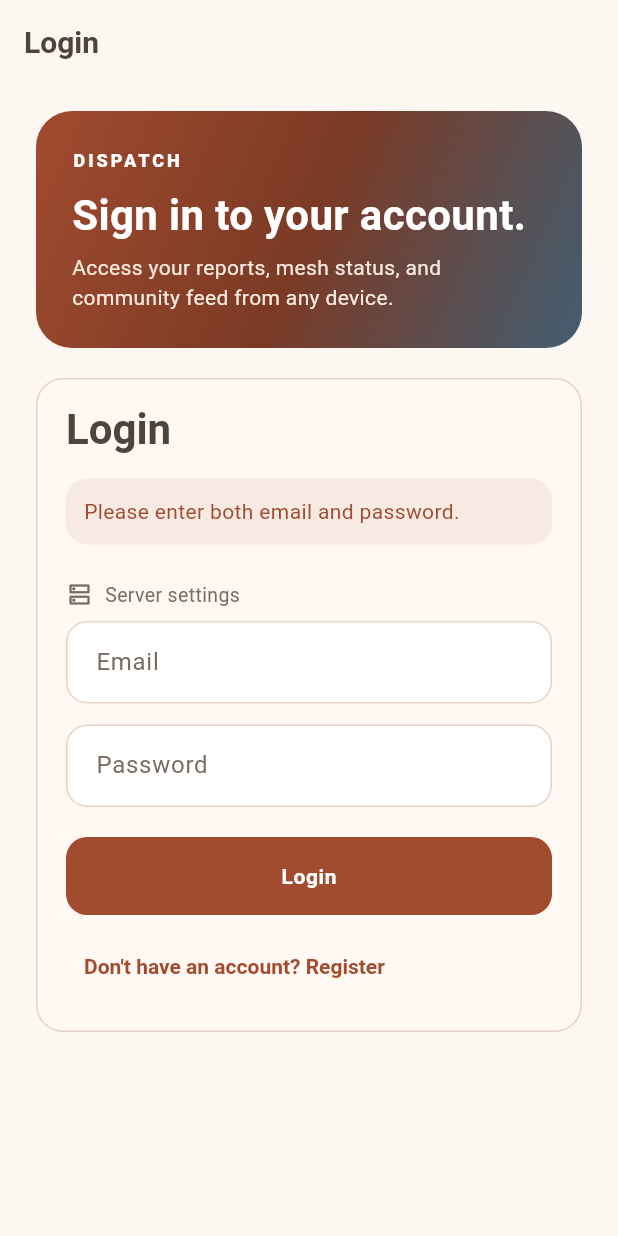
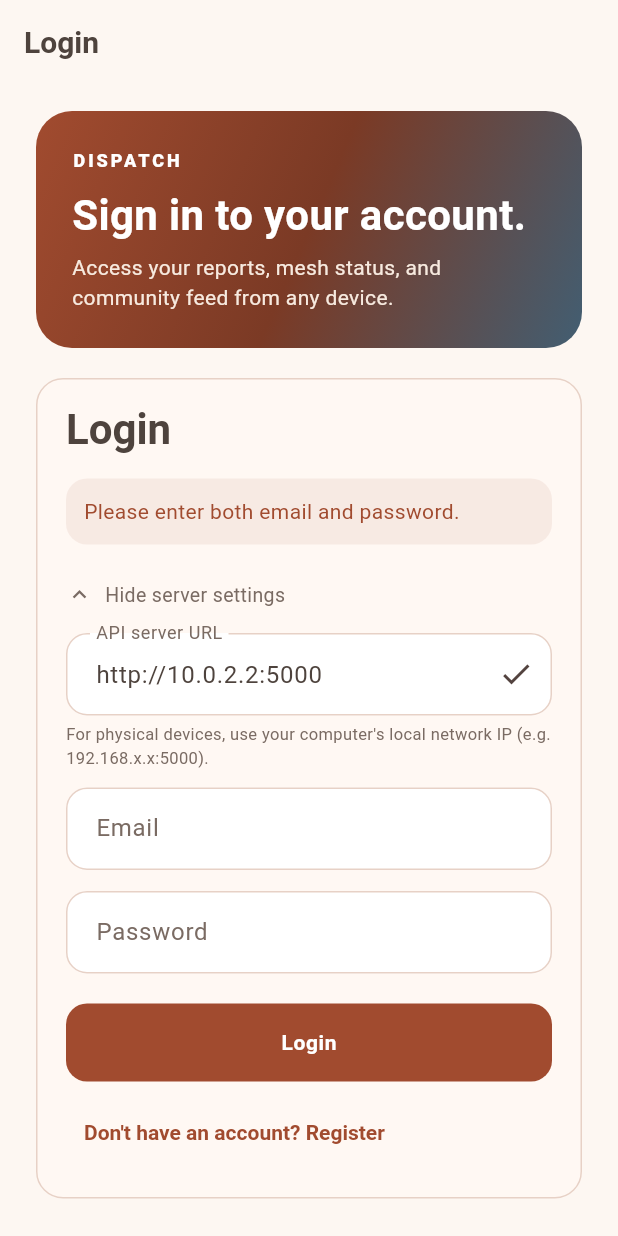
Before and after one commit to SpekyLord/Dispatch, a Flutter app: the screen it shows after launch, after a tap on "Login", on a phone screen of 412 x 824 dp. Run offline on Flutter 3.47's test engine with Material 3 defaults, Android fonts, the light colour scheme and no system bars; our stand-ins replace dio, equatable, flutter_bloc, flutter_map, flutter_riverpod, geolocator and 7 more; missing offline and left inert: dart:html; accounts and stored records are empty.

Commit message:
fix: bind API to all interfaces and improve physical device login UX

```diff
--- a/apps/mobile/lib/features/auth/presentation/login_screen.dart
+++ b/apps/mobile/lib/features/auth/presentation/login_screen.dart
@@ -2,6 +2,7 @@
 
 import 'package:dispatch_mobile/core/state/session.dart';
 import 'package:dispatch_mobile/core/theme/dispatch_colors.dart' as dc;
+import 'package:flutter/foundation.dart';
 import 'package:flutter/material.dart';
 import 'package:flutter_riverpod/flutter_riverpod.dart';
 
@@ -25,9 +26,16 @@
   @override
   void initState() {
     super.initState();
-    _apiUrlController = TextEditingController(
-      text: ref.read(sessionControllerProvider.notifier).currentApiBaseUrl,
-    );
+    final currentUrl =
+        ref.read(sessionControllerProvider.notifier).currentApiBaseUrl;
+    _apiUrlController = TextEditingController(text: currentUrl);
+    // Auto-expand server settings on physical Android devices (10.0.2.2 won't
+    // work there — the user must enter their computer's LAN IP).
+    if (!kIsWeb &&
+        defaultTargetPlatform == TargetPlatform.android &&
+        Uri.tryParse(currentUrl)?.host == '10.0.2.2') {
+      _showServerConfig = true;
+    }
   }
 
   @override
@@ -76,9 +84,24 @@
     }
 
     if (mounted) {
+      final currentUrl = controller.currentApiBaseUrl;
+      final isEmulatorAlias =
+          Uri.tryParse(currentUrl)?.host == '10.0.2.2';
+      if (err != null && isEmulatorAlias) {
+        err =
+            'Cannot reach 10.0.2.2 — this address only works on '
+            'Android emulators.\n\n'
+            'On a physical device, open Server Settings below and '
+            'enter your computer\'s local network IP '
+            '(e.g. http://192.168.x.x:5000).\n\n'
+            'Also make sure API_HOST=0.0.0.0 in your backend .env file.';
+      }
       setState(() {
         _loading = false;
         _error = err;
+        if (err != null && isEmulatorAlias) {
+          _showServerConfig = true;
+        }
       });
     }
   }
```
Also changed, not shown: 2 other files.
